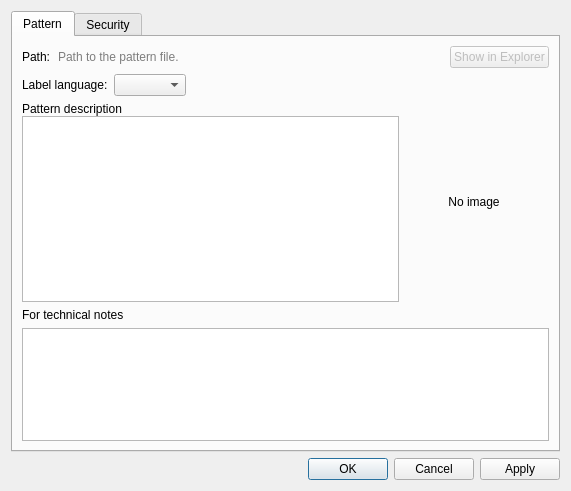
The window that src/app/valentina/dialogs/dialogpatternproperties.ui (dismine/valentina) describes before a commit, drawn with Qt 5.
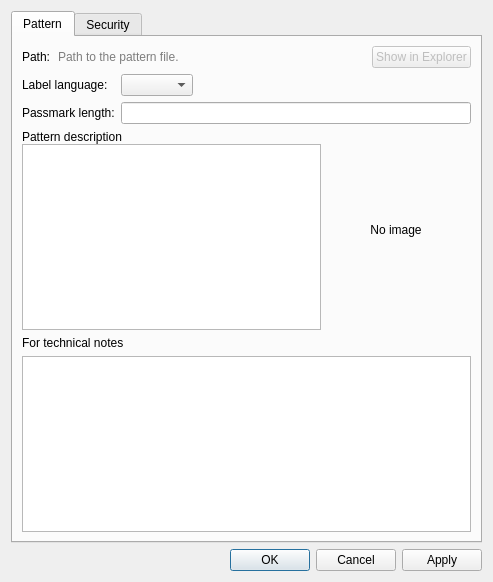
The same window after the commit. Icons and pictures are not drawn. Custom widgets are drawn as their Qt base class.

Commit message: Standard passmarks length for all pieces. Closes #124

```diff
--- a/src/app/valentina/dialogs/dialogpatternproperties.ui
+++ b/src/app/valentina/dialogs/dialogpatternproperties.ui
@@ -6,8 +6,8 @@
    <rect>
     <x>0</x>
     <y>0</y>
-    <width>571</width>
-    <height>491</height>
+    <width>493</width>
+    <height>582</height>
    </rect>
   </property>
   <property name="windowTitle">
@@ -81,8 +81,11 @@
         </layout>
        </item>
        <item>
-        <layout class="QHBoxLayout" name="horizontalLayout">
-         <item>
+        <layout class="QFormLayout" name="formLayout">
+         <property name="fieldGrowthPolicy">
+          <enum>QFormLayout::ExpandingFieldsGrow</enum>
+         </property>
+         <item row="0" column="0">
           <widget class="QLabel" name="label_12">
            <property name="sizePolicy">
             <sizepolicy hsizetype="Fixed" vsizetype="Preferred">
@@ -95,7 +98,7 @@
            </property>
           </widget>
          </item>
-         <item>
+         <item row="0" column="1">
           <widget class="QComboBox" name="comboBoxLabelLanguage">
            <property name="sizePolicy">
             <sizepolicy hsizetype="Preferred" vsizetype="Fixed">
@@ -105,18 +108,19 @@
            </property>
           </widget>
          </item>
-         <item>
-          <spacer name="horizontalSpacer_2">
-           <property name="orientation">
-            <enum>Qt::Horizontal</enum>
+         <item row="1" column="0">
+          <widget class="QLabel" name="label">
+           <property name="text">
+            <string>Passmark length:</string>
            </property>
-           <property name="sizeHint" stdset="0">
-            <size>
-             <width>40</width>
-             <height>20</height>
-            </size>
+          </widget>
+         </item>
+         <item row="1" column="1">
+          <widget class="QLineEdit" name="lineEditPassmarkLength">
+           <property name="clearButtonEnabled">
+            <bool>true</bool>
            </property>
-          </spacer>
+          </widget>
          </item>
         </layout>
        </item>
```
The commit also changes 22 other files.
